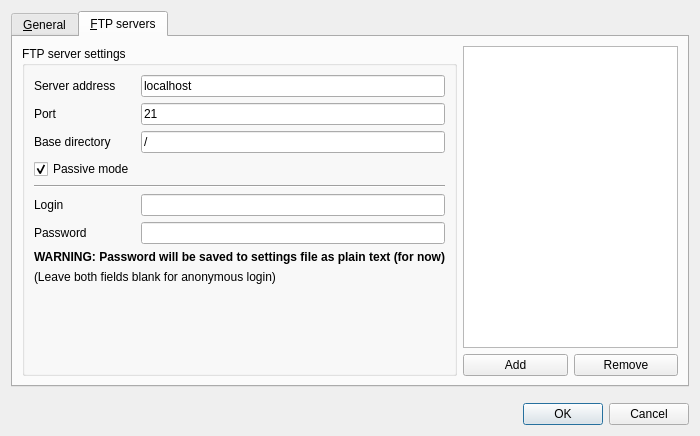
The window that settingsdialog.ui (ZIMA-Engineering/ZIMA-CAD-Parts) describes before a commit, drawn with Qt 5.
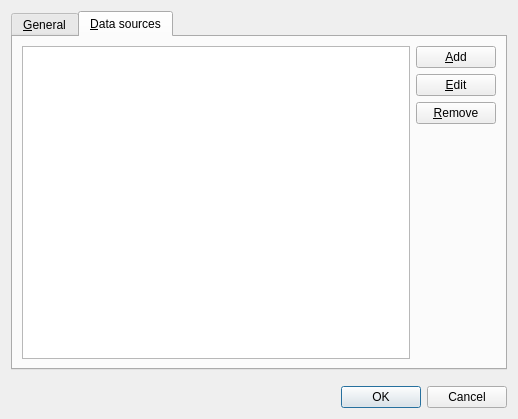
The same window after the commit. The open tabs and pages were chosen to show the change.

Commit message: Implemented dynamic data source support - added backed for local folder, download queue, part previews, rewritten settings dialog, added application icon, splash, new welcome page, removed old files.

What changed in the file:
```diff
--- a/settingsdialog.ui
+++ b/settingsdialog.ui
@@ -6,8 +6,8 @@
    <rect>
     <x>0</x>
     <y>0</y>
-    <width>700</width>
-    <height>436</height>
+    <width>518</width>
+    <height>419</height>
    </rect>
   </property>
   <property name="windowTitle">
@@ -25,18 +25,15 @@
       </attribute>
       <layout class="QGridLayout" name="gridLayout_2">
        <item row="0" column="0">
-        <widget class="QLabel" name="label_4">
-         <property name="sizePolicy">
-          <sizepolicy hsizetype="Maximum" vsizetype="Preferred">
-           <horstretch>0</horstretch>
-           <verstretch>0</verstretch>
-          </sizepolicy>
+        <widget class="QGroupBox" name="groupBox">
+         <property name="enabled">
+          <bool>true</bool>
          </property>
-         <property name="text">
-          <string>Picture width</string>
+         <property name="title">
+          <string>General</string>
          </property>
-         <property name="buddy">
-          <cstring>spinPicture</cstring>
+         <property name="checkable">
+          <bool>false</bool>
          </property>
         </widget>
        </item>
@@ -74,174 +71,63 @@
      </widget>
      <widget class="QWidget" name="tab_2">
       <attribute name="title">
-       <string>&amp;FTP servers</string>
+       <string>&amp;Data sources</string>
       </attribute>
       <layout class="QHBoxLayout" name="horizontalLayout">
        <item>
-        <widget class="QGroupBox" name="groupBox">
-         <property name="title">
-          <string>FTP server settings</string>
+        <widget class="QListWidget" name="listFtp">
+         <property name="sizePolicy">
+          <sizepolicy hsizetype="Expanding" vsizetype="Expanding">
+           <horstretch>0</horstretch>
+           <verstretch>0</verstretch>
+          </sizepolicy>
          </property>
-         <layout class="QGridLayout" name="gridLayout">
-          <item row="0" column="0">
-           <widget class="QLabel" name="label">
-            <property name="text">
-             <string>Server address</string>
-            </property>
-            <property name="buddy">
-             <cstring>txtHost</cstring>
-            </property>
-           </widget>
-          </item>
-          <item row="0" column="1">
-           <widget class="QLineEdit" name="txtHost">
-            <property name="text">
-             <string>localhost</string>
-            </property>
-           </widget>
-          </item>
-          <item row="1" column="0">
-           <widget class="QLabel" name="label_2">
-            <property name="text">
-             <string>Port</string>
-            </property>
-            <property name="buddy">
-             <cstring>txtPort</cstring>
-            </property>
-           </widget>
-          </item>
-          <item row="1" column="1">
-           <widget class="QLineEdit" name="txtPort">
-            <property name="text">
-             <string>21</string>
-            </property>
-           </widget>
-          </item>
-          <item row="2" column="1">
-           <widget class="QLineEdit" name="txtBaseDir">
-            <property name="text">
-             <string>/</string>
-            </property>
-           </widget>
-          </item>
-          <item row="2" column="0">
-           <widget class="QLabel" name="label_3">
-            <property name="text">
-             <string>Base directory</string>
-            </property>
-            <property name="buddy">
-             <cstring>txtBaseDir</cstring>
-            </property>
-           </widget>
-          </item>
-          <item row="7" column="0">
-           <widget class="QLabel" name="label_5">
-            <property name="text">
-             <string>Login</string>
-            </property>
-            <property name="buddy">
-             <cstring>txtLogin</cstring>
-            </property>
-           </widget>
-          </item>
-          <item row="4" column="0" colspan="2">
-           <widget class="Line" name="line">
-            <property name="orientation">
-             <enum>Qt::Horizontal</enum>
-            </property>
-           </widget>
-          </item>
-          <item row="8" column="0">
-           <widget class="QLabel" name="label_6">
-            <property name="text">
-             <string>Password</string>
-            </property>
-            <property name="buddy">
-             <cstring>txtPass</cstring>
-            </property>
-           </widget>
-          </item>
-          <item row="7" column="1">
-           <widget class="QLineEdit" name="txtLogin"/>
-          </item>
-          <item row="8" column="1">
-           <widget class="QLineEdit" name="txtPass">
-            <property name="echoMode">
-             <enum>QLineEdit::Password</enum>
-            </property>
-           </widget>
-          </item>
-          <item row="3" column="0">
-           <widget class="QCheckBox" name="checkPassive">
-            <property name="text">
-             <string>Passive mode</string>
-            </property>
-            <property name="checked">
-             <bool>true</bool>
-            </property>
-           </widget>
-          </item>
-          <item row="10" column="0" colspan="2">
-           <widget class="QLabel" name="label_7">
-            <property name="text">
-             <string>(Leave both fields blank for anonymous login)</string>
-            </property>
-           </widget>
-          </item>
-          <item row="9" column="0" colspan="2">
-           <widget class="QLabel" name="label_8">
-            <property name="styleSheet">
-             <string notr="true"/>
-            </property>
-            <property name="text">
-             <string>&lt;strong&gt;WARNING: Password will be saved to settings  file as plain text (for now)&lt;/strong&gt;</string>
-            </property>
-           </widget>
-          </item>
-          <item row="11" column="0">
-           <spacer name="verticalSpacer_2">
-            <property name="orientation">
-             <enum>Qt::Vertical</enum>
-            </property>
-            <property name="sizeHint" stdset="0">
-             <size>
-              <width>20</width>
-              <height>40</height>
-             </size>
-            </property>
-           </spacer>
-          </item>
-         </layout>
+         <property name="iconSize">
+          <size>
+           <width>32</width>
+           <height>32</height>
+          </size>
+         </property>
         </widget>
        </item>
        <item>
-        <layout class="QVBoxLayout" name="verticalLayout_3">
+        <layout class="QHBoxLayout" name="horizontalLayout_2">
          <item>
-          <widget class="QListWidget" name="listFtp">
-           <property name="sizePolicy">
-            <sizepolicy hsizetype="Preferred" vsizetype="Expanding">
-             <horstretch>0</horstretch>
-             <verstretch>0</verstretch>
-            </sizepolicy>
-           </property>
-          </widget>
-         </item>
-         <item>
-          <layout class="QHBoxLayout" name="horizontalLayout_2">
+          <layout class="QVBoxLayout" name="verticalLayout_3">
            <item>
             <widget class="QPushButton" name="btnAdd">
              <property name="text">
-              <string>Add</string>
+              <string>&amp;Add</string>
+             </property>
+            </widget>
+           </item>
+           <item>
+            <widget class="QPushButton" name="editBtn">
+             <property name="text">
+              <string>&amp;Edit</string>
              </property>
             </widget>
            </item>
            <item>
             <widget class="QPushButton" name="btnRemove">
              <property name="text">
-              <string>Remove</string>
+              <string>&amp;Remove</string>
              </property>
             </widget>
            </item>
+           <item>
+            <spacer name="verticalSpacer_2">
+             <property name="orientation">
+              <enum>Qt::Vertical</enum>
+             </property>
+             <property name="sizeHint" stdset="0">
+              <size>
+               <width>20</width>
+               <height>40</height>
+              </size>
+             </property>
+            </spacer>
+           </item>
           </layout>
          </item>
         </layout>
```
Left out of the diff: 103 changed lines with no effect on the pictures. The commit also changes 38 other files.
